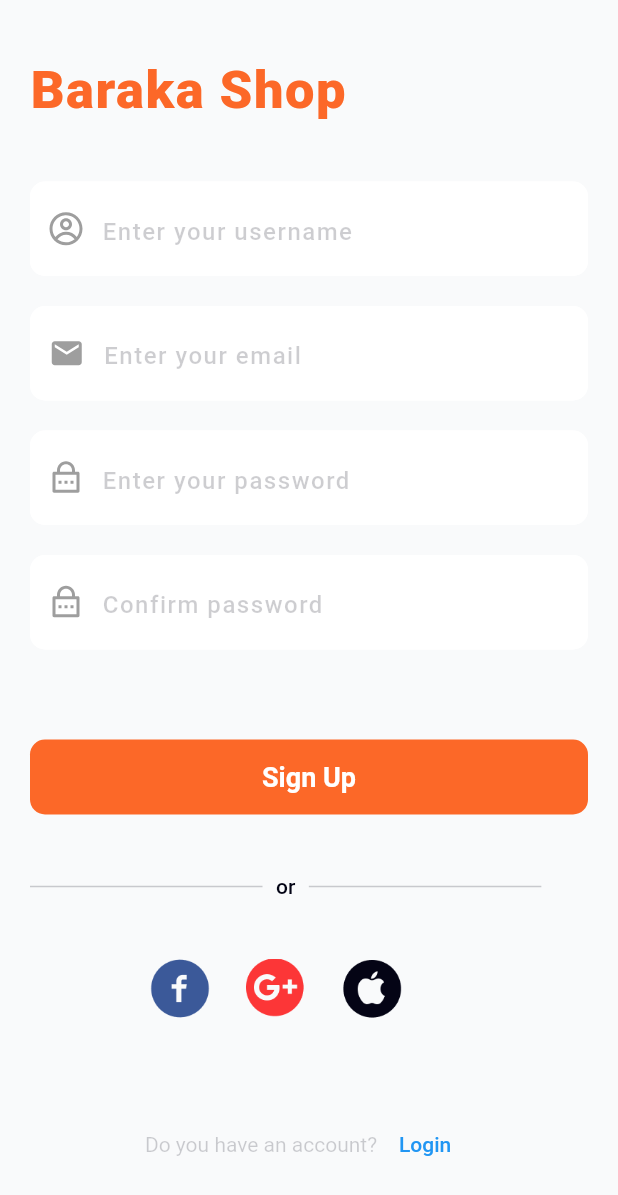
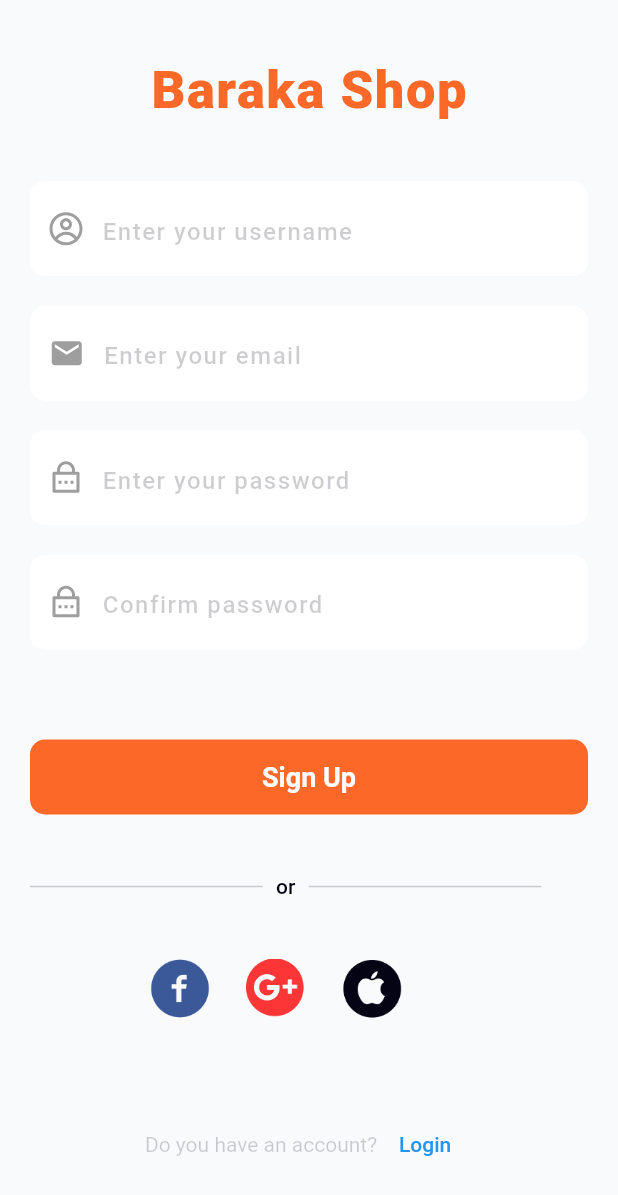
Before and after one commit to AkmaljonMOBILEdev/baraka_shop, a Flutter app: the screen it shows after launch, on a phone screen of 412 x 824 dp. Shown: the top 1195 px of the screen. Run offline on Flutter 3.47's test engine with Material 2 defaults, Android fonts, the phone set to English and light mode, and no system bars; drawn by our look-alikes of zoom_tap_animation; our stand-ins replace firebase_auth, firebase_core, flutter_screenutil, flutter_svg; accounts and stored records are empty; Roboto replaces fonts that are missing (LeagueSpartan); statements that could not run were skipped.

Commit message:
logo name widgetga chiqti

```diff
--- a/lib/providers/auth_provider.dart
+++ b/lib/providers/auth_provider.dart
@@ -1,6 +1,3 @@
 import 'package:flutter/cupertino.dart';
 
-class AuthProvider with ChangeNotifier{
-
-
-}
+class AuthProvider with ChangeNotifier{}
--- a/lib/ui/auth_screens/sign_up_screen.dart
+++ b/lib/ui/auth_screens/sign_up_screen.dart
@@ -27,7 +27,7 @@ class _SignUpScreenState extends State<SignUpScreen> {
         child: ListView(
           children: [
             40.ph,
-            const GlobalLogoName(),
+            const   Center(child:  GlobalLogoName()),
             40.ph,
             const GlobalTextField(
                 icon: AppIcons.username,
```
